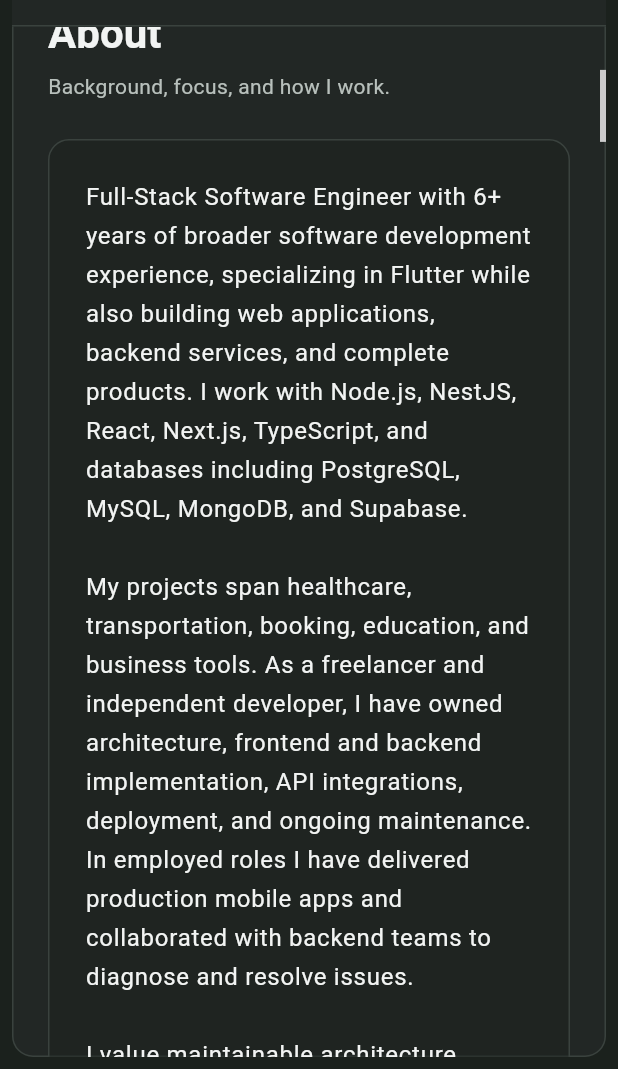
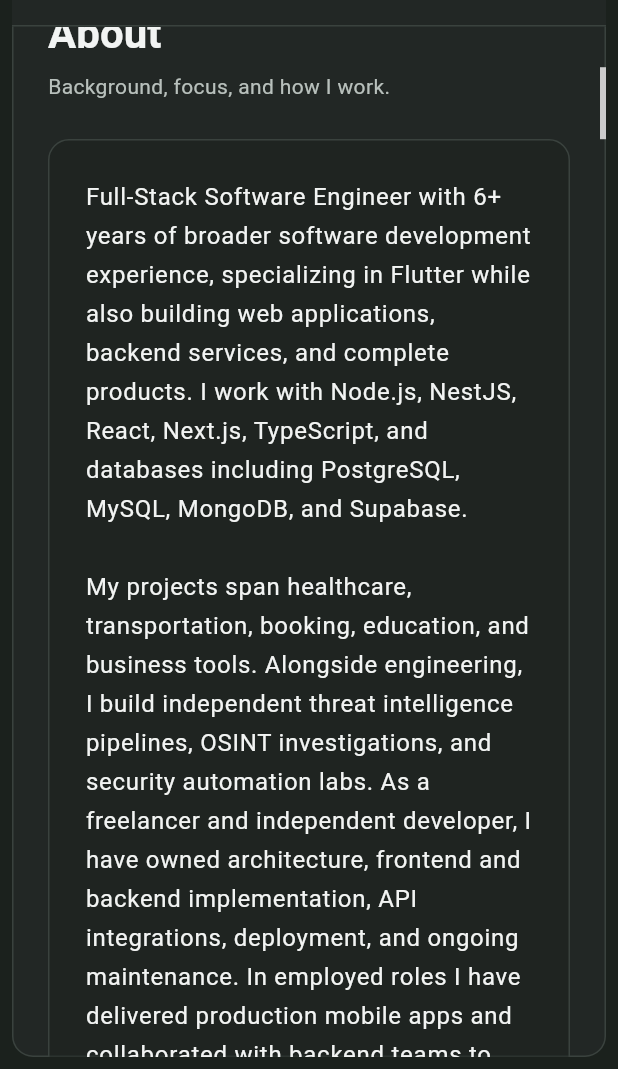
Before and after one commit to saifaboashour/flutter-portfolio, a Flutter app: the screen it shows after launch, scrolled down 576 dp, on a phone screen of 412 x 824 dp, the part 167-1236 px from its top. Run offline on Flutter 3.47's test engine with Material 3 defaults, Android fonts, the phone set to English and light mode, and no system bars; our stand-ins replace web.

Commit message:
Add authentic project visuals and correct developer case studies

```diff
--- a/lib/core/content/portfolio_data.dart
+++ b/lib/core/content/portfolio_data.dart
@@ -5,7 +5,7 @@ abstract final class PortfolioData {
   static const profile = PortfolioProfile(
     name: 'Seif Abuashour',
     title: 'Full-Stack Software Engineer',
-    subtitle: 'Web, Backend & Mobile Development · Flutter Specialist',
+    subtitle: 'Flutter & Full-Stack Engineering · Cybersecurity & CTI',
     location: 'Amman, Jordan',
     email: 'saifaboashour98@gmail.com',
     githubUrl: 'https://github.com/saifaboashour',
@@ -20,12 +20,15 @@ abstract final class PortfolioData {
         'with Node.js, NestJS, React, Next.js, TypeScript, and databases '
         'including PostgreSQL, MySQL, MongoDB, and Supabase.\n\n'
         'My projects span healthcare, transportation, booking, education, '
-        'and business tools. As a freelancer and independent developer, '
+        'and business tools. Alongside engineering, I build independent '
+        'threat intelligence pipelines, OSINT investigations, and security '
+        'automation labs. As a freelancer and independent developer, '
         'I have owned architecture, frontend and backend implementation, '
         'API integrations, deployment, and ongoing maintenance. In employed '
         'roles I have delivered production mobile apps and collaborated '
         'with backend teams to diagnose and resolve issues.\n\n'
-        'I value maintainable architecture, practical testing, clear '
+        'My cybersecurity portfolio reflects hands-on projects and research, '
+        'not claimed SOC employment. I value maintainable architecture, practical testing, clear '
         'communication, and delivering software end to end.',
     experiences: [
       ExperienceItem(
@@ -83,19 +86,21 @@ abstract final class PortfolioData {
         title: 'Mofeed',
         category: 'Full-Stack + Mobile · Client project',
         description:
-            'Multi-surface product with web, backend, and mobile applications.',
+            'Research participation platform for discovering studies, answering questionnaires, and supporting researcher workflows.',
         contribution:
             'Responsible for all technical implementation: frontend, NestJS backend, mobile applications, integrations, and deployment. Work remains under development and client review.',
         technologies: ['NestJS', 'Web frontend', 'Flutter', 'REST APIs', 'Deployment'],
+        status: 'In development',
       ),
       ProjectItem(
         title: 'TimmiBook',
         category: 'Full-Stack Web · Independent product',
         description:
-            'Booking-focused web application developed as an independent product.',
+            'Appointment scheduling and booking platform for service providers and customers.',
         contribution:
             'Owner and sole developer. Built the application across product planning, frontend, backend integration, and testing. The repository includes Next.js, React, TypeScript, Supabase, Vitest, and Playwright.',
         technologies: ['Next.js', 'React', 'TypeScript', 'Supabase', 'Playwright'],
+        imageAsset: 'assets/projects/timmibook.png',
       ),
       ProjectItem(
         title: 'VaxBuddy',
@@ -105,6 +110,10 @@ abstract final class PortfolioData {
         contribution:
             'Worked on the mobile application, web frontend, and Node.js backend, including API integrations, reminder scheduling, deployment, and maintenance.',
         technologies: ['Flutter', 'Node.js', 'Web frontend', 'REST APIs', 'Scheduled jobs'],
+        status: 'Published',
+        liveUrl: 'https://vaxbuddy.com/',
+        appStoreUrl: 'https://apps.apple.com/jo/app/vaxbuddy/id6758889655',
+        playStoreUrl: 'https://play.google.com/store/apps/details?id=com.elm4g0.vaxbuddy',
       ),
       ProjectItem(
         title: 'Mate',
@@ -114,6 +123,7 @@ abstract final class PortfolioData {
         contribution:
             'Owned the product and extensively modified an existing CodeCanyon-based first version using Laravel and Firebase. Later developed a separate Node.js/Express backend using MySQL and Socket.IO; source remains private.',
         technologies: ['Laravel', 'Firebase', 'Node.js', 'Express', 'MySQL', 'Socket.IO'],
+        imageAsset: 'assets/projects/mate.png',
       ),
       ProjectItem(
         title: 'Truckin Central',
@@ -126,12 +136,14 @@ abstract final class PortfolioData {
       ),
       ProjectItem(
         title: 'Sprigg',
-        category: 'Mobile · Professional / portfolio work',
+        category: 'Native iOS · Independent finance product',
         description:
-            'Mobile application included in my selected professional project history.',
+            'iOS personal finance app for tracking expenses, budgets, savings goals, and subscriptions.',
         contribution:
-            'Contributed Flutter/mobile development work. Further technical case-study details can be provided without exposing private code.',
-        technologies: ['Mobile development', 'Flutter'],
+            'Developed native SwiftUI and SwiftData personal-finance workflows and budget dashboards, with original mascot assets and local-first design.',
+        technologies: ['Swift', 'SwiftUI', 'SwiftData', 'iOS', 'Personal finance'],
+        imageAsset: 'assets/projects/sprigg.png',
+        status: 'In development',
       ),
       ProjectItem(
         title: 'Wolf CEO',
@@ -141,6 +153,7 @@ abstract final class PortfolioData {
         contribution:
             'Designed and developed the native iOS MVP using SwiftUI and SwiftData, with optional iCloud synchronization considered in the architecture.',
         technologies: ['Swift', 'SwiftUI', 'SwiftData', 'iOS'],
+        status: 'TestFlight',
       ),
       ProjectItem(
         title: 'Taz',
@@ -150,6 +163,7 @@ abstract final class PortfolioData {
         contribution:
             'Implemented Flutter application screens and reusable components with a focus on simple daily workflows.',
         technologies: ['Flutter', 'Dart', 'iOS', 'Android'],
+        status: 'In development',
         repoUrl: 'https://github.com/saifaboashour/taz',
       ),
       ProjectItem(
@@ -190,6 +204,10 @@ abstract final class PortfolioData {
         skills: ['Clean Architecture', 'State management', 'Unit testing', 'Widget testing', 'Integration / E2E testing', 'Code review', 'Debugging', 'Documentation'],
       ),
       SkillCategory(
+        title: 'Cybersecurity & CTI practice',
+        skills: ['Cyber Threat Intelligence', 'OSINT', 'MISP', 'n8n automation', 'IOC enrichment', 'Docker labs', 'Reverse engineering', 'Security testing'],
+      ),
+      SkillCategory(
         title: 'Mobile integrations',
         skills: ['Push notifications', 'Maps / geolocation', 'Payment integrations', 'App Store', 'Google Play'],
       ),
--- a/lib/core/content/portfolio_models.dart
+++ b/lib/core/content/portfolio_models.dart
@@ -24,6 +24,9 @@ class ProjectItem {
     required this.technologies,
     this.contribution,
     this.imageAsset,
+    this.status,
+    this.appStoreUrl,
+    this.playStoreUrl,
     this.liveUrl,
     this.repoUrl,
   });
@@ -34,6 +37,9 @@ class ProjectItem {
   final String? contribution;
   final List<String> technologies;
   final String? imageAsset;
+  final String? status;
+  final String? appStoreUrl;
+  final String? playStoreUrl;
 
   /// Only set when a verified public URL is available.
   final String? liveUrl;
@@ -41,7 +47,8 @@ class ProjectItem {
   /// Only set when a verified public repository URL is available.
   final String? repoUrl;
 
-  bool get hasExternalLinks => liveUrl != null || repoUrl != null;
+  bool get hasExternalLinks =>
+      liveUrl != null || repoUrl != null || appStoreUrl != null || playStoreUrl != null;
 }
 
 class SkillCategory {
--- a/pubspec.yaml
+++ b/pubspec.yaml
@@ -58,6 +58,8 @@ flutter:
   # included with your application, so that you can use the icons in
   # the material Icons class.
   uses-material-design: true
+  assets:
+    - assets/projects/
 
   # To add assets to your application, add an assets section, like this:
   # assets:
```
Also changed, not shown: assets/projects/mate.png (added), assets/projects/sprigg.png (added), assets/projects/timmibook.png (added).
